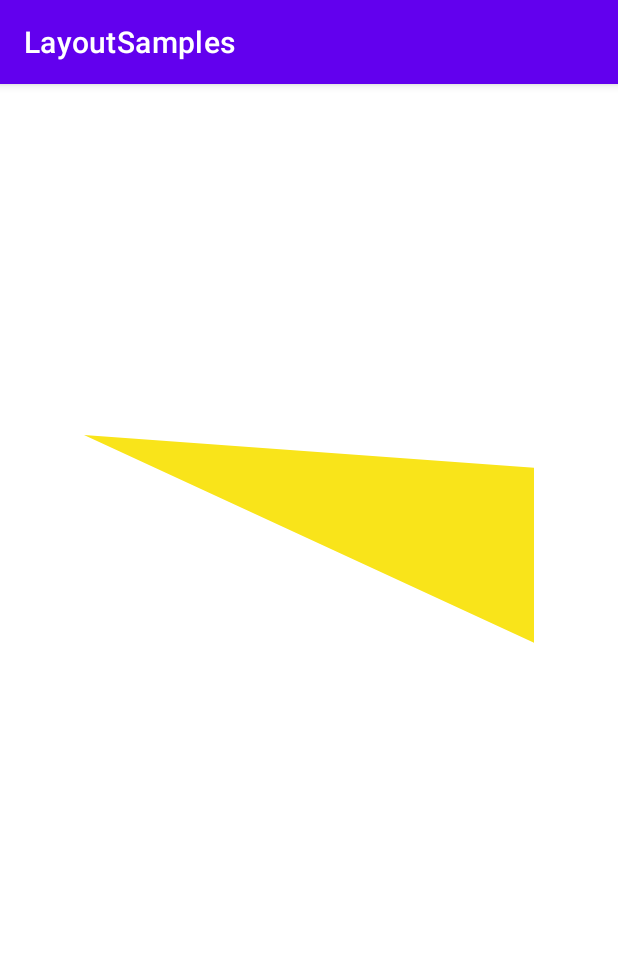
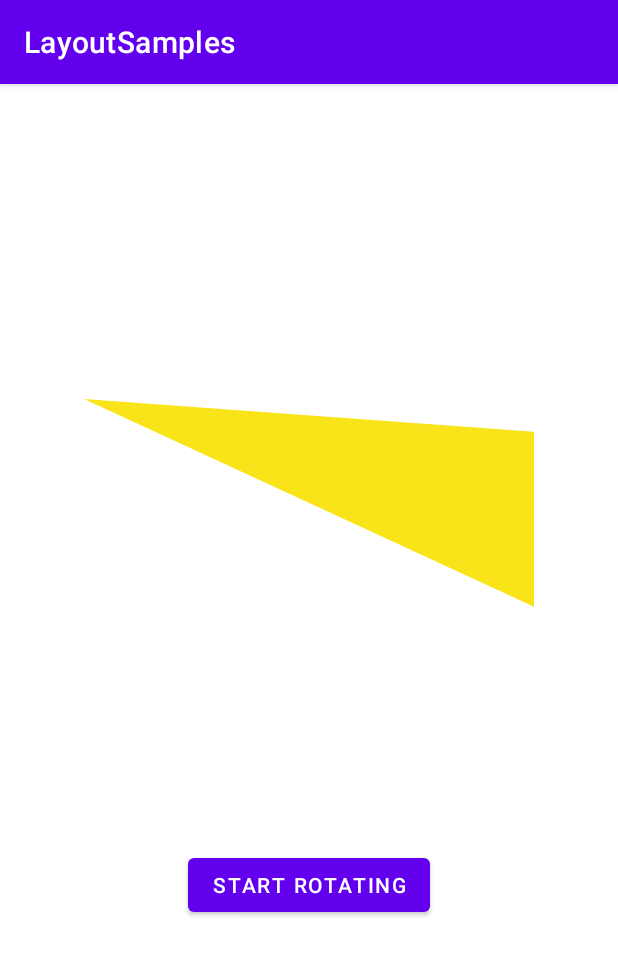
Before and after one commit to AnastasiaDro/coordinatorLayoutSample, an Android app: the screen it shows after launch (MainActivity), on a phone screen of 412 x 824 dp. Shown: the top 955 px of the screen. Run offline under Robolectric (Android 15) with nearby library versions, the phone set to English and light mode, and no system bars.

Commit message:
некрасиво, кое-как, но сделала

```diff
--- a/app/src/main/java/com/example/layoutsamples/MainActivity.kt
+++ b/app/src/main/java/com/example/layoutsamples/MainActivity.kt
@@ -2,18 +2,21 @@ package com.example.layoutsamples
 
 import androidx.appcompat.app.AppCompatActivity
 import android.os.Bundle
+import android.widget.Button
 
 class MainActivity : AppCompatActivity() {
     lateinit var triangleView : TriangleView
+    lateinit var animationBtn : Button
     override fun onCreate(savedInstanceState: Bundle?) {
         super.onCreate(savedInstanceState)
         setContentView(R.layout.custom_view_activity)
         triangleView = findViewById(R.id.triangle)
+        animationBtn = findViewById<Button?>(R.id.startAnimateBtn).apply {
+            setOnClickListener {
+                triangleView.startAnimation()
+        } }
     }
 
-    override fun onResume() {
-        super.onResume()
-        triangleView.startAnimation()
-    }
+
 
 }
--- a/app/src/main/java/com/example/layoutsamples/TriangleView.kt
+++ b/app/src/main/java/com/example/layoutsamples/TriangleView.kt
@@ -102,7 +102,7 @@ class TriangleView(context: Context, attrs: AttributeSet) : View(context, attrs
     }
 
     fun startAnimation() {
-        startAnimation(animation)
+        startAnimation(mAimation)
     }
 
 
--- a/app/src/main/res/anim/rotating.xml
+++ b/app/src/main/res/anim/rotating.xml
@@ -8,6 +8,8 @@
         android:pivotX="50%"
         android:pivotY="50%"
         android:startOffset="0"
-        android:toDegrees="360" />
+        android:toDegrees="360"
+        android:repeatCount="infinite"
+        android:repeatMode="restart" />
 
 </set>
--- a/app/src/main/res/layout/custom_view_activity.xml
+++ b/app/src/main/res/layout/custom_view_activity.xml
@@ -15,4 +15,11 @@
         custom:isAnimated="true"
         />
 
+    <Button
+        android:id="@+id/startAnimateBtn"
+        android:layout_width="wrap_content"
+        android:layout_height="wrap_content"
+        android:text="Start Rotating" />
+
+
 </LinearLayout>
```
